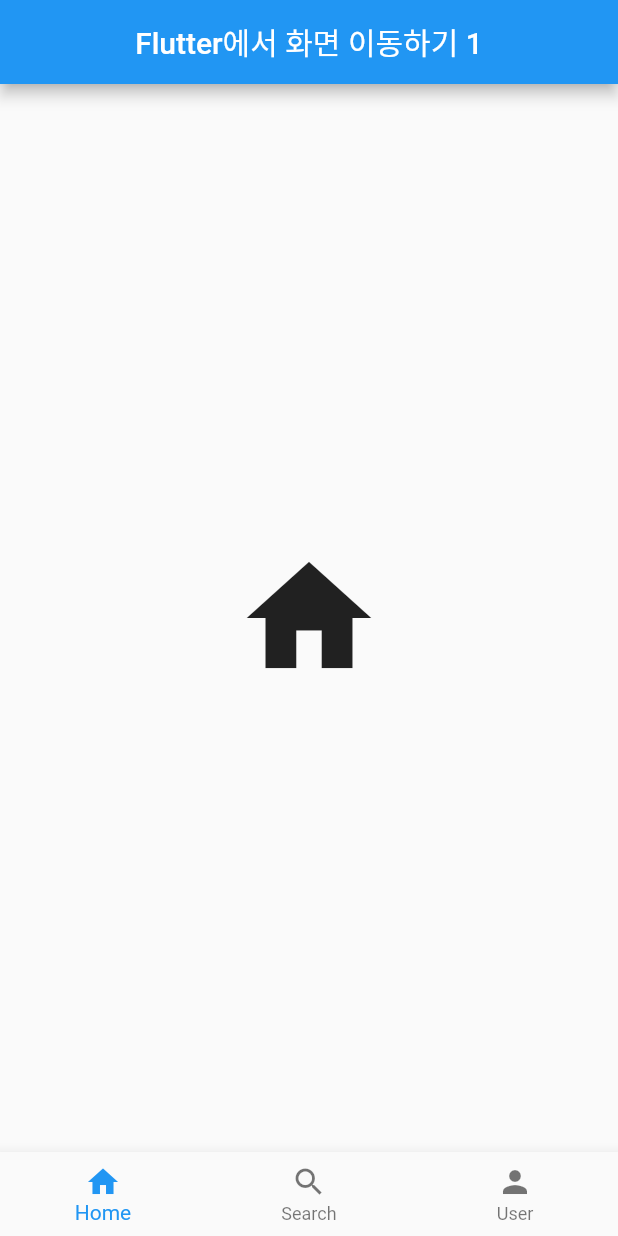
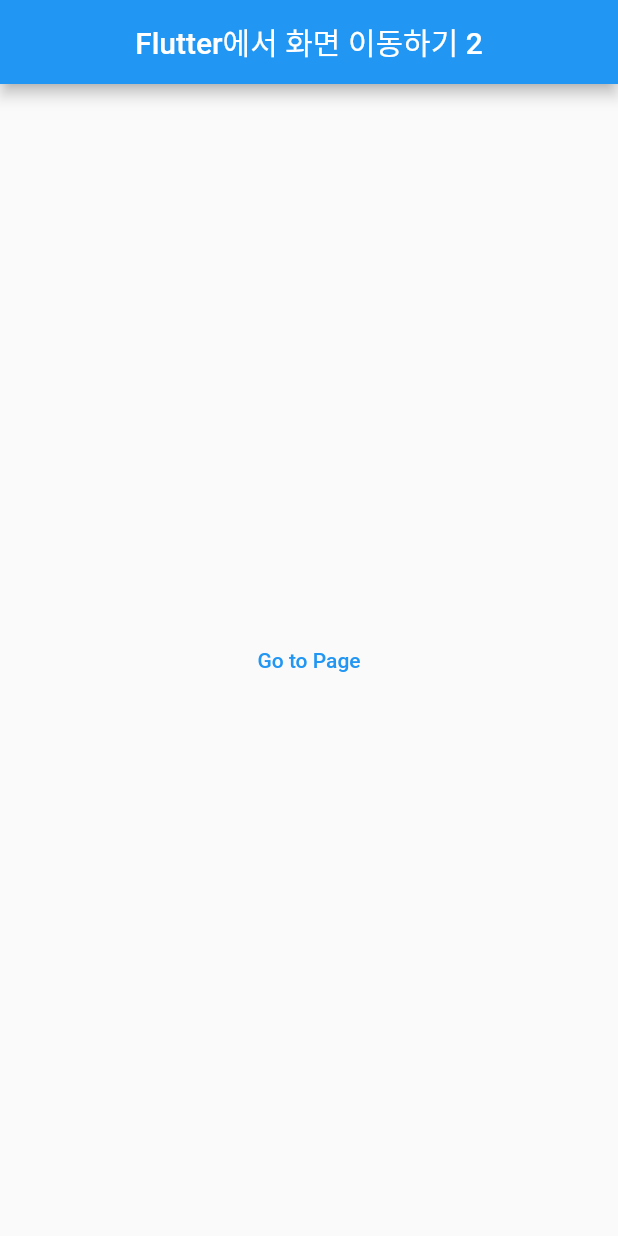
Before and after one commit to CEO-IkHyeon/Part2_Flutter_Widget, a Flutter app: the screen it shows after launch, on a phone screen of 412 x 824 dp. Run offline on Flutter 3.47's test engine with Material 2 defaults, Android fonts, the phone set to English and light mode, and no system bars.

Commit message:
02_07_02_페이지에서 페이지 이동 2 1. TextButton Widget 사용해 Routing 2. Navigator.push() / .pop() / .popUntil()

```diff
--- a/lib/main.dart
+++ b/lib/main.dart
@@ -1,69 +1,38 @@
-import 'package:english_words/english_words.dart';
 import 'package:flutter/material.dart';
+import 'package:part2/screen/new_page.dart';
 
 const assetImagePath = 'assets/images';
 const myFaceImage = '$assetImagePath/myFace.jpg';
 
 void main() {
-  // 가장 기본이 되는 앱 : MaterialApp (widget tree에 최상위에 위치
-
   runApp(const MaterialApp(
     home: HomeWidget(),
   ));
 }
 
-class HomeWidget extends StatefulWidget {
+class HomeWidget extends StatelessWidget {
   const HomeWidget({super.key});
-
-  @override
-  State<HomeWidget> createState() => _HomeWidgetState();
-}
-
-class _HomeWidgetState extends State<HomeWidget> {
-  late int index;
-
-  @override
-  void initState() {
-    // TODO: implement initState
-    super.initState();
-    index = 0;
-  }
 
   @override
   Widget build(BuildContext context) {
     return Scaffold(
       appBar: AppBar(
-        title: const Text('Flutter에서 화면 이동하기 1'),
+        title: Text('Flutter에서 화면 이동하기 2'),
         centerTitle: true,
       ),
-      body: homeBody(),
-      bottomNavigationBar: BottomNavigationBar(
-        items: const [
-          BottomNavigationBarItem(icon: Icon(Icons.home), label: 'Home'),
-          BottomNavigationBarItem(icon: Icon(Icons.search), label: 'Search'),
-          BottomNavigationBarItem(icon: Icon(Icons.person), label: 'User'),
-        ],
-        currentIndex: index,
-        onTap: (newIndex) => setState(() => index = newIndex),
+      body: Center(
+        child: TextButton(
+          child: Text('Go to Page'),
+          onPressed: () {
+            Navigator.push(
+              context,
+              MaterialPageRoute(
+                builder: (context) => const NewPage(),
+              ),
+            );
+          },
+        ),
       ),
     );
   }
-
-  Widget homeBody() {
-    switch (index) {
-      case 1:
-        return const Center(
-          child: Icon(Icons.search, size: 100),
-        );
-      case 2:
-        return const Center(
-          child: Icon(Icons.person, size: 100),
-        );
-      case 0:
-      default:
-        return const Center(
-          child: Icon(Icons.home, size: 100),
-        );
-    }
-  }
 }
```
Also changed, not shown: lib/screen/new_page.dart (added, +64 -0 lines).
